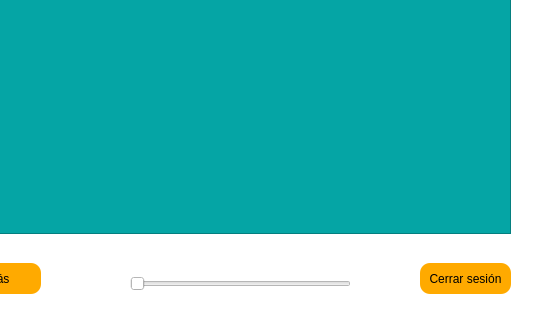
Above: Visualizador.ui from Laura00Ag/Entregable-3 before the change; both pictures show x 270 to 807 and y 157 to 477 of the 807 by 477 pixel window. Below: the same form after it.
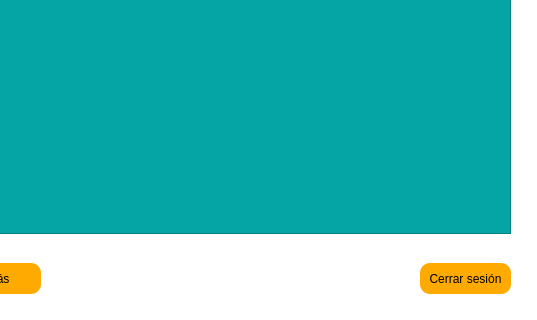
That is the form after the change.

Commit message: Botones Visualizador Listo

Diff of the .ui file:
```diff
--- a/Visualizador.ui
+++ b/Visualizador.ui
@@ -25,31 +25,6 @@
    <property name="styleSheet">
     <string notr="true">background-color: rgb(255, 255, 255);</string>
    </property>
-   <widget class="QSlider" name="horizontalSlider">
-    <property name="geometry">
-     <rect>
-      <x>400</x>
-      <y>430</y>
-      <width>221</width>
-      <height>22</height>
-     </rect>
-    </property>
-    <property name="cursor">
-     <cursorShape>ClosedHandCursor</cursorShape>
-    </property>
-    <property name="styleSheet">
-     <string notr="true"/>
-    </property>
-    <property name="maximum">
-     <number>140</number>
-    </property>
-    <property name="pageStep">
-     <number>1</number>
-    </property>
-    <property name="orientation">
-     <enum>Qt::Horizontal</enum>
-    </property>
-   </widget>
    <widget class="QFrame" name="frame_2">
     <property name="geometry">
      <rect>
```
The commit also changes 2 other files.
